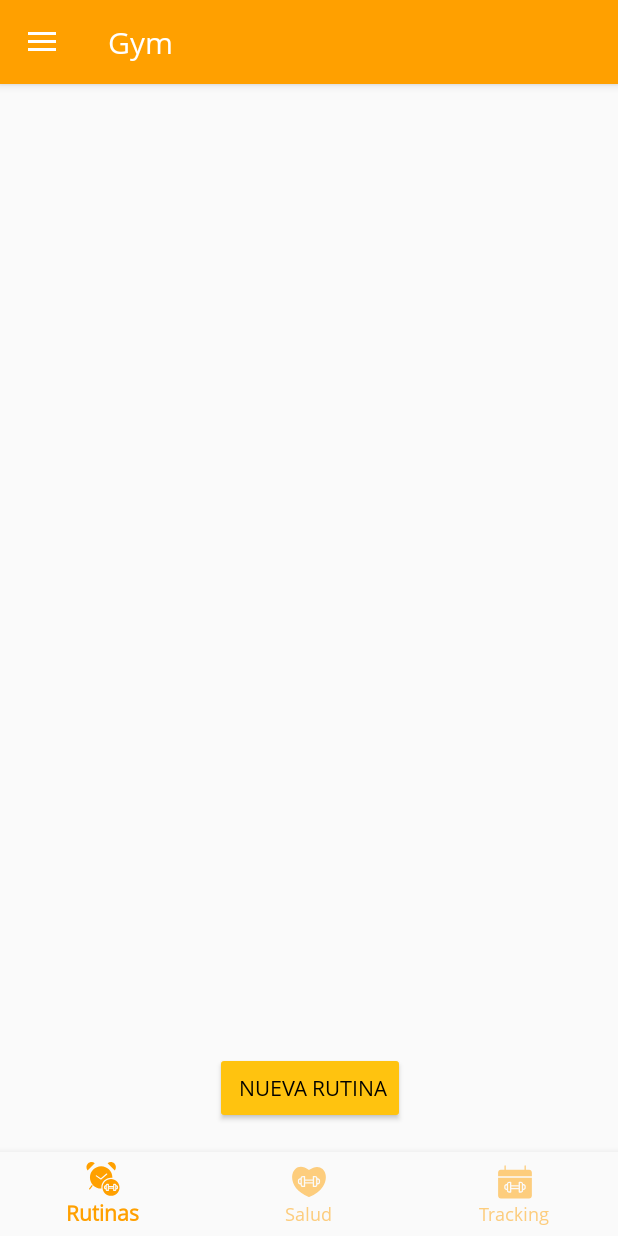
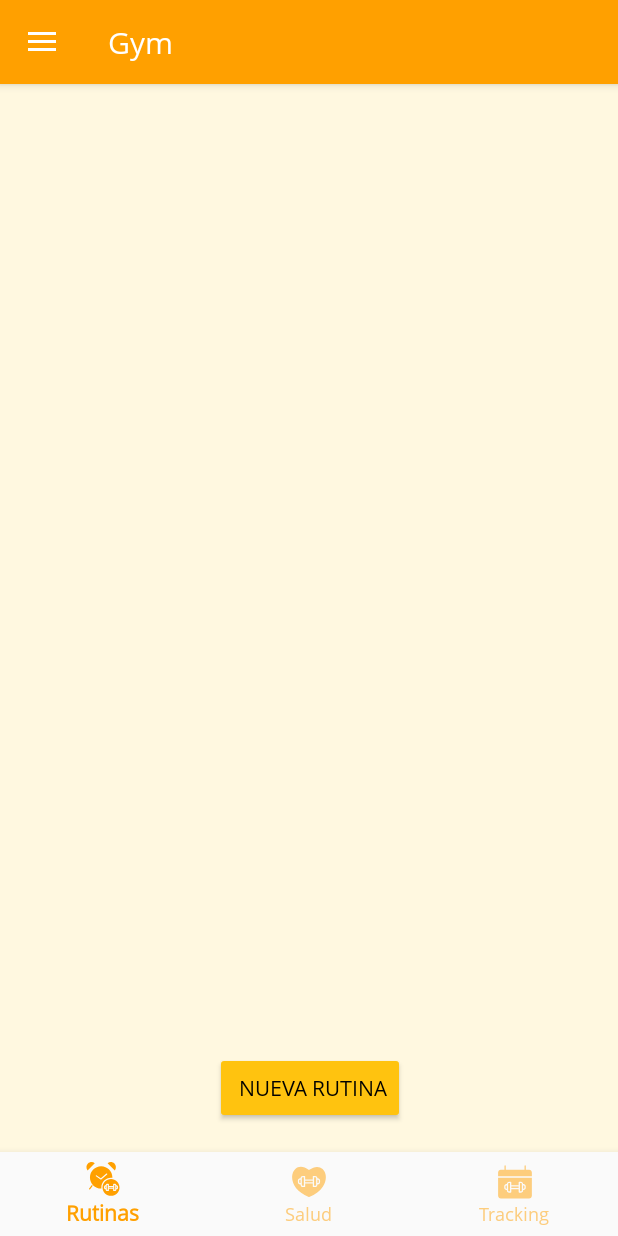
Before and after one commit to FINALGVI/final, an Android app: the screen it shows after launch (NavigationSide), on a phone screen of 412 x 824 dp. Run offline under Robolectric (Android 15) with nearby library versions, the phone set to English and light mode, and no system bars.

Commit message:
Le cambie el fondo
Puse el fonod del fitness el amarillito en los de recyclerque es el primero y el de tracking que es el tercero

```diff
--- a/GYM/app/src/main/res/layout/fragment_fitness.xml
+++ b/GYM/app/src/main/res/layout/fragment_fitness.xml
@@ -16,8 +16,7 @@
         android:layout_marginRight="20dp"
         android:textAlignment="center"
         android:textColor="@color/colorPrimary"
-        android:textSize="20dp"
-        android:textStyle="italic" />
+        android:textSize="20dp" />
 
     <ScrollView xmlns:android="http://schemas.android.com/apk/res/android"
         xmlns:app="http://schemas.android.com/apk/res-auto"
--- a/GYM/app/src/main/res/layout/fragment_tracking_.xml
+++ b/GYM/app/src/main/res/layout/fragment_tracking_.xml
@@ -3,6 +3,7 @@
     xmlns:tools="http://schemas.android.com/tools"
     android:layout_width="match_parent"
     android:layout_height="match_parent"
+    android:background="@color/background2"
     tools:context=".Tracking_Frag">
 
     <!-- TODO: Update blank fragment layout -->
@@ -15,7 +16,6 @@
         android:layout_marginRight="20dp"
         android:textAlignment="center"
         android:textColor="@color/colorPrimary"
-        android:textSize="20dp"
-        android:textStyle="italic" />
+        android:textSize="20dp" />
 
 </FrameLayout>
--- a/GYM/app/src/main/res/layout/recycler.xml
+++ b/GYM/app/src/main/res/layout/recycler.xml
@@ -4,6 +4,7 @@
     xmlns:tools="http://schemas.android.com/tools"
     android:layout_width="match_parent"
     android:layout_height="match_parent"
+    android:background="@color/background2"
     tools:context=".Home_Frag">
 
 
@@ -25,10 +26,11 @@
             android:layout_width="match_parent"
             android:layout_height="wrap_content"
             android:layout_marginTop="50dp"
+            android:layout_marginRight="20dp"
+            android:layout_marginLeft="20dp"
             android:textAlignment="center"
             android:textColor="@color/colorPrimary"
-            android:textSize="20dp"
-            android:textStyle="italic" />
+            android:textSize="20dp" />
 
         <ScrollView
             android:layout_width="match_parent"
```
